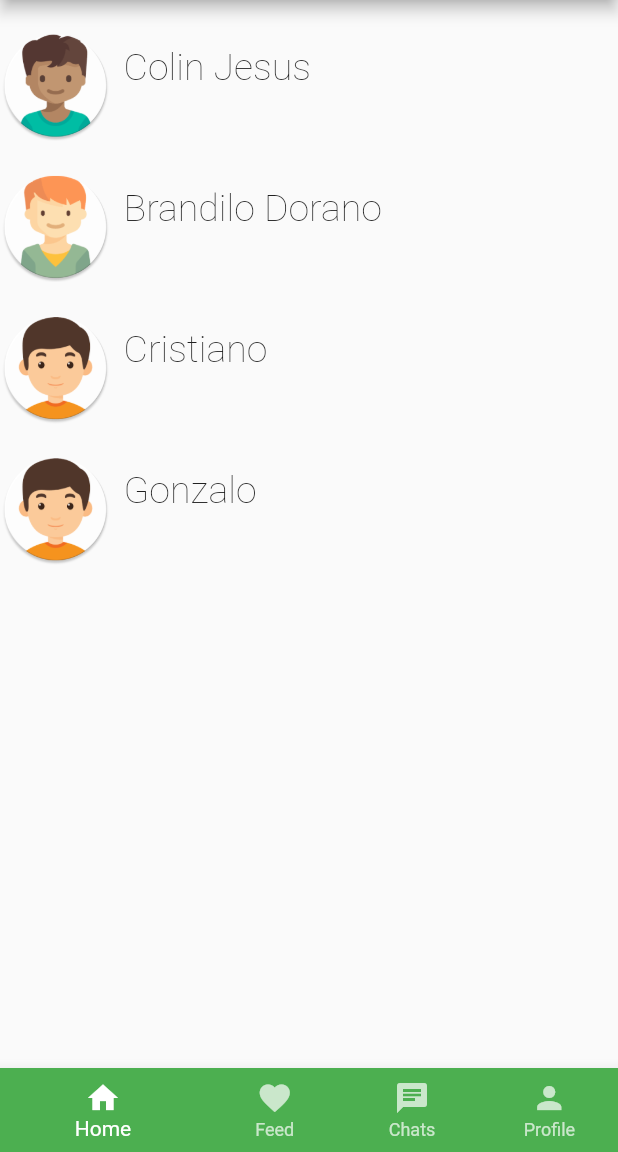
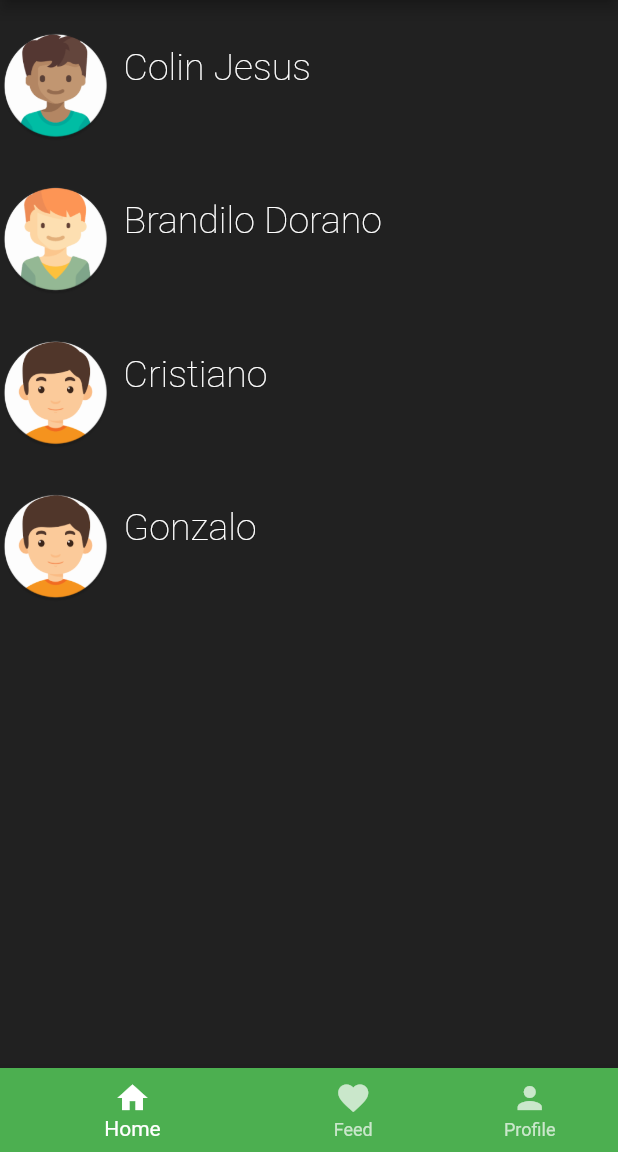
Before and after one commit to DroneCodes/buttom_navbar, a Flutter app: the screen it shows after launch, on a phone screen of 412 x 824 dp, the part 84-1236 px from its top. Run offline on Flutter 3.47's test engine with Material 2 defaults, Android fonts, the phone set to English and light mode, and no system bars; missing offline and left inert: dart:html.

Commit message:
Happy new month

```diff
--- a/lib/chat/chat.dart
+++ b/lib/chat/chat.dart
@@ -1,33 +1,50 @@
 import 'package:flutter/material.dart';
 
 class Chat extends StatelessWidget {
+  final String imageurl;
 
+  Chat({
+    required this.imageurl
+  });
   @override
   Widget build(BuildContext context) {
     return Scaffold(
+      backgroundColor: Colors.lightGreenAccent,
       appBar: AppBar(
+        backgroundColor: Colors.green,
         centerTitle: true,
         title: Row(
           children: [
-             Icon(Icons.chat),
-              SizedBox(
-                width: 20,
-              ),
-              const Text("Chats"),
+            SizedBox(
+              width: 100,
+            ),
+            Icon(Icons.chat),
+            SizedBox(
+              width: 20,
+            ),
+            const Text("Chats"),
           ],
         ),
       ),
       body: Container(
-        padding: const EdgeInsets.only(top: 20),
-        child: Column(
+        padding: const EdgeInsets.only(top: 30),
+        child: Row(
+          crossAxisAlignment: CrossAxisAlignment.center,
           children: [
-            Positioned(
-              left: 0,
-              top: 0,
-              child: Container())
-          ],
+            Image.asset(imageurl, height: 80,)],
         ),
       ),
     );
   }
 }
+
+
+//  MaterialButton(
+//           onPressed: () {},
+//           color: Colors.lightGreenAccent,
+//           shape: RoundedRectangleBorder(
+//             borderRadius: BorderRadius.circular(30),
+//             side: const BorderSide(color: Colors.white)
+//           ),
+//           child: const Text("Hello bro", style: TextStyle(color: Colors.white),),
+//         ),
--- a/lib/home/home.dart
+++ b/lib/home/home.dart
@@ -1,3 +1,4 @@
+import 'package:buttom_navbar/chat/chat.dart';
 import 'package:flutter/material.dart';
 
 class Home extends StatelessWidget {
@@ -5,7 +6,14 @@ class Home extends StatelessWidget {
   Widget build(BuildContext context) {
     Size size = MediaQuery.of(context).size;
     return Scaffold(
+      backgroundColor: Colors.black87,
       body: Container(
+          child: InkWell(
+        onTap: () {
+          Navigator.push(context, MaterialPageRoute(builder: (context) {
+            return Chat(imageurl: "assets/images/profile_image1.png");
+          }));
+        },
         child: Column(
           children: [
             Container(
@@ -14,15 +22,28 @@ class Home extends StatelessWidget {
                 children: [
                   Container(
                       padding: const EdgeInsets.only(top: 20),
-                  child:  Image.asset("assets/images/profile_image2.png", height: size.height * 0.09,)
+                      child: Image.asset(
+                        "assets/images/profile_image2.png",
+                        height: size.height * 0.09,
+                      )),
+                  SizedBox(
+                    width: size.width * 0.02,
                   ),
-                SizedBox(width: size.width * 0.02,),
                   Container(
                     padding: const EdgeInsets.only(top: 30),
-                  child: const Text("Colin Jesus", style: TextStyle(fontWeight: FontWeight.w200, fontSize: 25),),
+                    child: const Text(
+                      "Colin Jesus",
+                      style: TextStyle(
+                          fontWeight: FontWeight.w200,
+                          fontSize: 25,
+                          color: Colors.white),
+                    ),
                   ),
                 ],
               ),
+            ),
+            SizedBox(
+              height: size.height * 0.01,
             ),
 
             // 2
@@ -33,15 +54,28 @@ class Home extends StatelessWidget {
                 children: [
                   Container(
                       padding: const EdgeInsets.only(top: 20),
-                  child:  Image.asset("assets/images/profile_image3.png", height: size.height * 0.09,)
+                      child: Image.asset(
+                        "assets/images/profile_image3.png",
+                        height: size.height * 0.09,
+                      )),
+                  SizedBox(
+                    width: size.width * 0.02,
                   ),
-                SizedBox(width: size.width * 0.02,),
                   Container(
                     padding: const EdgeInsets.only(top: 30),
-                  child: const Text("Brandilo Dorano", style: TextStyle(fontWeight: FontWeight.w200, fontSize: 25),),
+                    child: const Text(
+                      "Brandilo Dorano",
+                      style: TextStyle(
+                          fontWeight: FontWeight.w200,
+                          fontSize: 25,
+                          color: Colors.white),
+                    ),
                   ),
                 ],
               ),
+            ),
+            SizedBox(
+              height: size.height * 0.01,
             ),
 
             // 3
@@ -52,15 +86,28 @@ class Home extends StatelessWidget {
                 children: [
                   Container(
                       padding: const EdgeInsets.only(top: 20),
-                  child:  Image.asset("assets/images/profile_image1.png", height: size.height * 0.09,)
+                      child: Image.asset(
+                        "assets/images/profile_image1.png",
+                        height: size.height * 0.09,
+                      )),
+                  SizedBox(
+                    width: size.width * 0.02,
                   ),
-                SizedBox(width: size.width * 0.02,),
                   Container(
                     padding: const EdgeInsets.only(top: 30),
-                  child: const Text("Cristiano", style: TextStyle(fontWeight: FontWeight.w200, fontSize: 25),),
+                    child: const Text(
+                      "Cristiano",
+                      style: TextStyle(
+                          fontWeight: FontWeight.w200,
+                          fontSize: 25,
+                          color: Colors.white),
+                    ),
                   ),
                 ],
               ),
+            ),
+            SizedBox(
+              height: size.height * 0.01,
             ),
 
             // 4
@@ -70,20 +117,32 @@ class Home extends StatelessWidget {
                 children: [
                   Container(
                       padding: const EdgeInsets.only(top: 20),
-                  child:  Image.asset("assets/images/profile_image1.png", height: size.height * 0.09,)
+                      child: Image.asset(
+                        "assets/images/profile_image1.png",
+                        height: size.height * 0.09,
+                      )),
+                  SizedBox(
+                    width: size.width * 0.02,
                   ),
-                SizedBox(width: size.width * 0.02,),
                   Container(
                     padding: const EdgeInsets.only(top: 30),
-                  child: const Text("Gonzalo", style: TextStyle(fontWeight: FontWeight.w200, fontSize: 25),),
+                    child: const Text(
+                      "Gonzalo",
+                      style: TextStyle(
+                          fontWeight: FontWeight.w200,
+                          fontSize: 25,
+                          color: Colors.white),
+                    ),
                   ),
                 ],
               ),
             ),
+            SizedBox(
+              height: size.height * 0.01,
+            ),
           ],
-        )
-
         ),
+      )),
     );
   }
 }
--- a/lib/main.dart
+++ b/lib/main.dart
@@ -1,5 +1,6 @@
 import 'dart:html';
 
+import 'package:buttom_navbar/chat/chat.dart';
 import 'package:buttom_navbar/home/home.dart';
 import 'package:buttom_navbar/profile/profile.dart';
 import 'package:flutter/material.dart';
@@ -29,7 +30,6 @@ class _buttomNavbarState extends State<buttomNavbar> {
   final screens = [
     Home(),
     Center(child: Text("Feed", style: TextStyle(fontSize: 60))),
-    Center(child: Text("Chats", style: TextStyle(fontSize: 60))),
     Profile(),
   ];
 
@@ -60,10 +60,6 @@ class _buttomNavbarState extends State<buttomNavbar> {
                 icon: Icon(Icons.favorite),
                 label: 'Feed',
                 backgroundColor: Colors.green),
-            BottomNavigationBarItem(
-                icon: Icon(Icons.chat),
-                label: 'Chats',
-                backgroundColor: Colors.green),
             BottomNavigationBarItem(icon: Icon(Icons.person), label: 'Profile'),
           ]),
     );
--- a/lib/profile/profile.dart
+++ b/lib/profile/profile.dart
@@ -5,6 +5,7 @@ class Profile extends StatelessWidget {
   Widget build(BuildContext context) {
     Size size = MediaQuery.of(context).size;
     return Scaffold(
+      backgroundColor: Colors.black87,
       body: Container(
         child: Column(
           mainAxisAlignment: MainAxisAlignment.center,
@@ -20,7 +21,7 @@ class Profile extends StatelessWidget {
               padding: const EdgeInsets.all(20.0),
               // ignore: prefer_const_constructors
               child: Center(
-                child: const Text("Love Natural... a song by the reknowned Crystal fighters", style: TextStyle(fontSize: 10, fontWeight: FontWeight.bold),),
+                child: const Text("Love Natural... a song by the reknowned Crystal fighters", style: TextStyle(fontSize: 10, fontWeight: FontWeight.bold, color: Colors.white),),
               ),
             )
           ],
```
Lines whose indentation alone changed are shown as unchanged.
